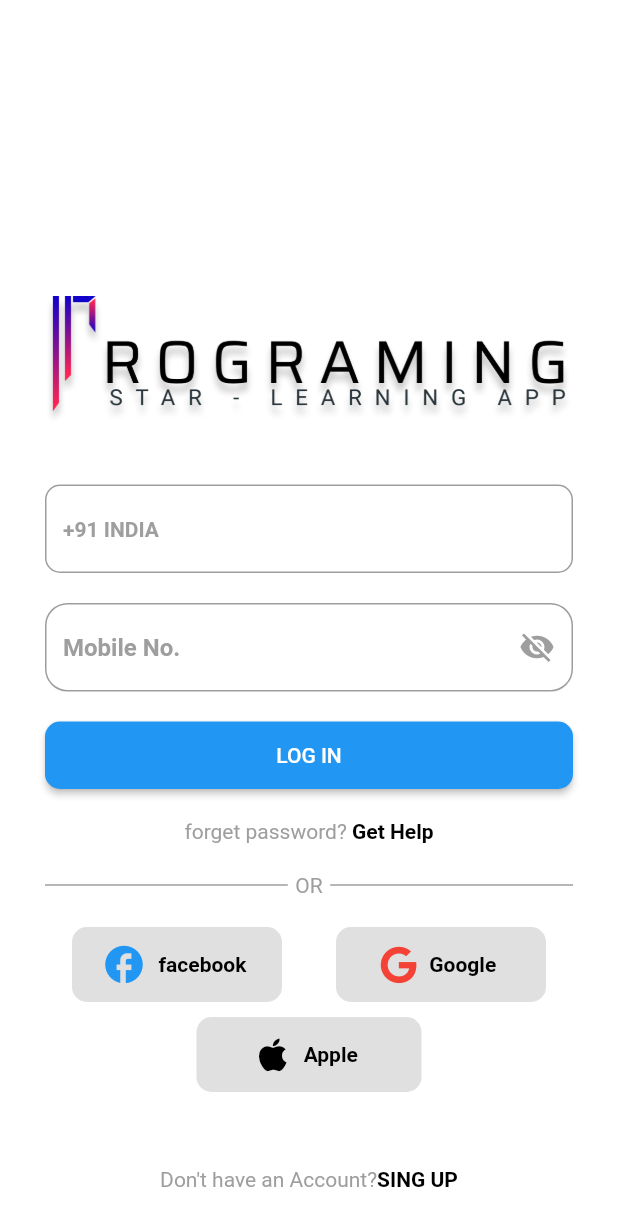
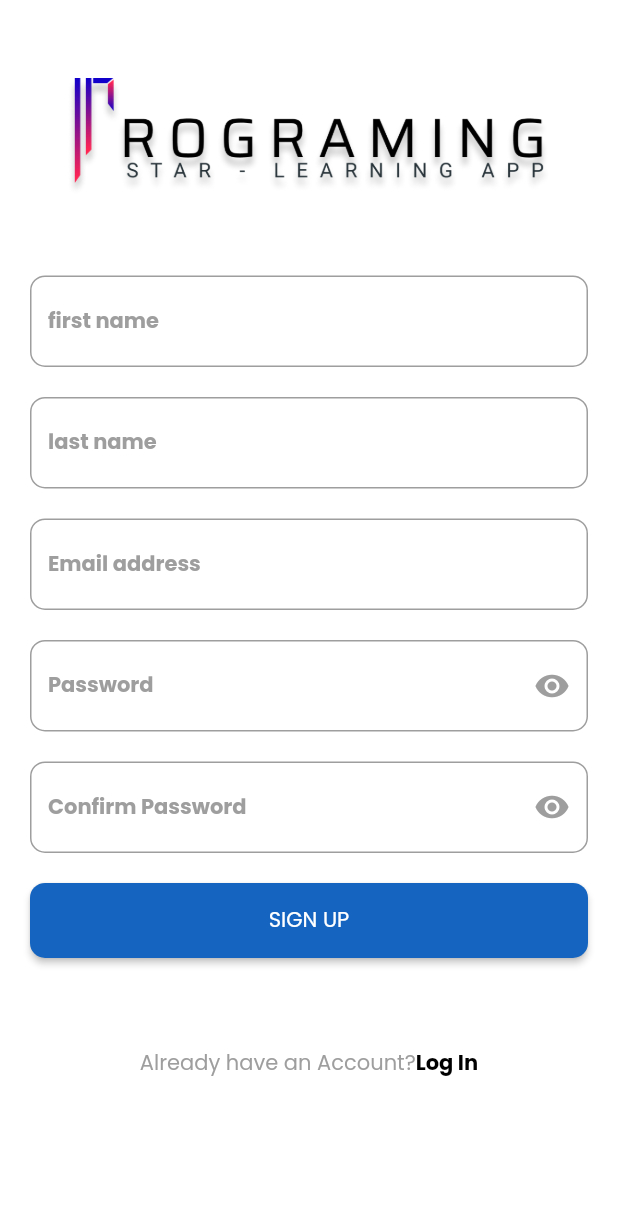
Before and after one commit to ArtisticWebDeveloper/lms_product, a Flutter app: the screen it shows after launch, after a tap on the "visibility" icon, after a tap on "SING UP", on a phone screen of 412 x 824 dp. Shown: the top 1226 px of the screen. Run offline on Flutter 3.47's test engine with Material 2 defaults, Android fonts, the phone set to English and light mode, and no system bars; our stand-ins replace font_awesome_flutter; Roboto replaces fonts that are missing (Times New Roman).

Commit message:
singup screen completed

```diff
--- a/lib/Pages/login.dart
+++ b/lib/Pages/login.dart
@@ -121,7 +121,7 @@ class LoginWidget extends StatefulWidget {
 }
 
 class _LoginWidgetState extends State<LoginWidget> {
-  final TextEditingController email = TextEditingController(text: "");
+  final TextEditingController phoneNumber = TextEditingController(text: "");
   final TextEditingController password = TextEditingController(text: "");
   bool _isLoading = false;
   bool _isPasswordVisible = false; // Added for password visibility
@@ -134,7 +134,7 @@ class _LoginWidgetState extends State<LoginWidget> {
     // Simulate a delay of 3 seconds before the form is submitted
     await Future.delayed(const Duration(seconds: 3));
 
-    if (email.text.isEmpty || password.text.isEmpty) {
+    if (phoneNumber.text.isEmpty || password.text.isEmpty) {
       ScaffoldMessenger.of(context).showSnackBar(
         SnackBar(
           content: Text("Please fill in all fields"),
@@ -154,14 +154,16 @@ class _LoginWidgetState extends State<LoginWidget> {
   @override
   Widget build(BuildContext context) {
     return Scaffold(
-      body: Padding(
+      body: SingleChildScrollView(
+        child: Padding(
           padding: const EdgeInsets.all(30.0),
           child: Column(
-          mainAxisAlignment: MainAxisAlignment.end,
-          // mainAxisAlignment: MainAxisAlignment.center,
+            mainAxisAlignment: MainAxisAlignment.center,
             crossAxisAlignment: CrossAxisAlignment.center,
             children: [
-            Container(
+              Padding(
+                padding: const EdgeInsets.only(top: 30.0),
+                child: Container(
                   height: MediaQuery.of(context).size.height * 0.15,
                   width: double.infinity,
                   decoration: BoxDecoration(
@@ -171,9 +173,10 @@ class _LoginWidgetState extends State<LoginWidget> {
                     ),
                   ),
                 ),
+              ),
               const SizedBox(height: 20),
               TextField(
-              controller: email,
+                controller: phoneNumber,
                 keyboardType: TextInputType.phone,
                 decoration: InputDecoration(
                   hintText: '+91 INDIA',
@@ -181,7 +184,7 @@ class _LoginWidgetState extends State<LoginWidget> {
                     fontSize: 14,
                     color: Colors.grey,
                     fontWeight: FontWeight.bold,
-                  fontFamily: 'Times New Roman'
+                    fontFamily: 'Poppins'
                   ),
                   border: OutlineInputBorder(
                     borderSide: BorderSide(color: Colors.black, width: 2),
@@ -207,7 +210,7 @@ class _LoginWidgetState extends State<LoginWidget> {
                       hintStyle: const TextStyle(
                         color: Colors.grey,
                         fontWeight: FontWeight.bold,
-                      fontFamily: 'Times New Roman'
+                        fontFamily: 'Poppins'
                       ),
                       border: OutlineInputBorder(
                         borderSide: BorderSide(color: Colors.black, width: 2),
@@ -238,12 +241,12 @@ class _LoginWidgetState extends State<LoginWidget> {
                   onPressed: () {
                     submitForm();
                   },
-                child: const Text('LOG IN',style: TextStyle(fontFamily: 'Times New Roman'),),
+                  child: const Text('LOG IN',style: TextStyle(fontFamily: 'Poppins'),),
                   style: ElevatedButton.styleFrom(
                     shape: RoundedRectangleBorder(
                       borderRadius: BorderRadius.circular(10.0),
                     ),
-                  primary: Colors.blue,
+                    primary: Colors.blue[800],
                     onPrimary: Colors.white,
                   ),
                 ),
@@ -252,13 +255,13 @@ class _LoginWidgetState extends State<LoginWidget> {
                 height: 20,
               ),
               Row(mainAxisAlignment: MainAxisAlignment.center, children: [
-              Text("forget password? ",style: TextStyle(color: Colors.grey,fontFamily: 'Times New Roman'),),
+                Text("forget password? ",style: TextStyle(color: Colors.grey,fontFamily: 'Poppins'),),
                 InkWell(
                     onTap: () {},
                     child: const Text(
                       'Get Help',
                       style: TextStyle(
-                        color: Colors.black, fontWeight: FontWeight.bold, fontFamily: 'Times New Roman'),
+                          color: Colors.black, fontWeight: FontWeight.bold, fontFamily: 'Poppins'),
                     ))
               ]),
               const SizedBox(height: 20),
@@ -272,7 +275,7 @@ class _LoginWidgetState extends State<LoginWidget> {
                   ),
                   Padding(
                     padding: EdgeInsets.symmetric(horizontal: 5.0),
-                  child: Text('OR', style: TextStyle(color: Colors.grey, fontFamily: 'Times New Roman')),
+                    child: Text('OR', style: TextStyle(color: Colors.grey, fontFamily: 'Poppins')),
                   ),
                   Expanded(
                     child: Divider(
@@ -300,7 +303,7 @@ class _LoginWidgetState extends State<LoginWidget> {
                   label: const Text(
                     'facebook',
                     style: TextStyle(
-                      color: Colors.black, fontWeight: FontWeight.bold,fontFamily: 'Times New Roman'),
+                        color: Colors.black, fontWeight: FontWeight.bold,fontFamily: 'Poppins'),
                   ),
                 ),
                 ElevatedButton.icon(
@@ -319,7 +322,7 @@ class _LoginWidgetState extends State<LoginWidget> {
                   label: const Text(
                     'Google',
                     style: TextStyle(
-                      color: Colors.black, fontWeight: FontWeight.bold,fontFamily: 'Times New Roman'),
+                        color: Colors.black, fontWeight: FontWeight.bold,fontFamily: 'Poppins'),
                   ),
                 )
               ]),
@@ -343,29 +346,31 @@ class _LoginWidgetState extends State<LoginWidget> {
                     label: const Text(
                       'Apple',
                       style: TextStyle(
-                        color: Colors.black, fontWeight: FontWeight.bold,fontFamily: 'Times New Roman'),
+                          color: Colors.black, fontWeight: FontWeight.bold,fontFamily: 'Poppins'),
                     ),
                   )
                 ],
               ),
               const SizedBox(
-              height: 50,
+                height: 65,
               ),
               Row(
                 mainAxisAlignment: MainAxisAlignment.center,
                 children: [
-
-                Text("Don't have an Account?",style: TextStyle(color: Colors.grey,fontFamily: 'Times New Roman'),),
+                  Text("Don't have an Account?",style: TextStyle(color: Colors.grey,fontFamily: 'Poppins'),),
                   InkWell(
-                  onTap: (){},
+                    onTap: (){
+                      Navigator.pushReplacementNamed(context,'/signup');
+                    },
                     child: Text('SING UP',style: TextStyle(color: Colors.black,fontWeight: FontWeight.bold,
-                  fontFamily: 'Times New Roman'),)
+                    fontFamily: 'Poppins'),)
                   )
                 ]
               )
             ],
           ),
         ),
+      ),
     );
   }
 }
--- /dev/null
+++ b/lib/Pages/signup.dart
@@ -0,0 +1,234 @@
+import 'package:flutter/material.dart';
+
+class SignUp extends StatefulWidget {
+  const SignUp({super.key});
+
+  @override
+  State<SignUp> createState() => _MyWidgetState();
+}
+
+class _MyWidgetState extends State<SignUp> {
+   final TextEditingController firstName = TextEditingController(text: "");
+   final TextEditingController lastName = TextEditingController(text: "");
+   final TextEditingController email = TextEditingController(text: "");
+   final TextEditingController phoneNumber = TextEditingController(text: "");
+   final TextEditingController password = TextEditingController(text: "");
+   final TextEditingController confirmPassword = TextEditingController(text: "");
+
+   bool _isPasswordVisible = false;
+   void togglePasswordVisibility() {
+    setState(() {
+      _isPasswordVisible = !_isPasswordVisible;
+    });
+  }
+
+  @override
+  Widget build(BuildContext context) {
+    return Scaffold(
+        body: SingleChildScrollView(
+          child: Padding(
+            padding: const EdgeInsets.all(20.0),
+            child: Center(
+              child: Column(
+                mainAxisAlignment: MainAxisAlignment.center,
+                children: [
+                  Padding(
+                    padding: const EdgeInsets.symmetric(vertical: 10.0, horizontal: 25.0),
+                    child: SizedBox(
+                      child: Container(
+                      height: MediaQuery.of(context).size.height * 0.15,
+                      width: double.infinity,
+                      decoration: const BoxDecoration(
+                        image: DecorationImage(
+                          image: AssetImage('assets/logo_app.png'),
+                          fit: BoxFit.contain,
+                        ),
+                      ),
+                                  ),
+                    ),
+                  ),
+                const SizedBox(height: 20),
+                TextField(
+                  controller: firstName,
+                  keyboardType: TextInputType.name,
+                  decoration: InputDecoration(hintText: "first name",
+                  hintStyle: const TextStyle(
+                    fontSize: 14,
+                    color: Colors.grey,
+                    fontWeight: FontWeight.bold,
+                    fontFamily: 'Poppins',
+                    ),
+                   border: OutlineInputBorder(
+                      borderSide: BorderSide(color: Colors.black, width: 2),
+                      borderRadius: BorderRadius.circular(10.0),
+                    ),
+                    focusedBorder: OutlineInputBorder(
+                      borderSide: BorderSide(color: Colors.black, width: 2),
+                      borderRadius: BorderRadius.circular(10.0),
+                    ),
+                  ),
+                ),
+                SizedBox(height: 20),
+                TextField(
+                  controller: lastName,
+                  keyboardType: TextInputType.name,
+                  decoration: InputDecoration(hintText: "last name",
+                  hintStyle: TextStyle(
+                    fontSize: 14,
+                    color: Colors.grey,
+                    fontWeight: FontWeight.bold,
+                    fontFamily: 'Poppins',
+                    ),
+                   border: OutlineInputBorder(
+                      borderSide: BorderSide(color: Colors.black, width: 2),
+                      borderRadius: BorderRadius.circular(10.0),
+                    ),
+                    focusedBorder: OutlineInputBorder(
+                      borderSide: BorderSide(color: Colors.black, width: 2),
+                      borderRadius: BorderRadius.circular(10.0),
+                    ),
+                  ),
+                ),
+                SizedBox(height: 20),
+                TextField(
+                  controller: email,
+                  keyboardType: TextInputType.emailAddress,
+                  decoration: InputDecoration(hintText: "Email address",
+                  hintStyle: TextStyle(
+                    fontSize: 14,
+                    color: Colors.grey,
+                    fontWeight: FontWeight.bold,
+                    fontFamily: 'Poppins',
+                    ),
+                    border: OutlineInputBorder(
+                      borderSide: BorderSide(color: Colors.black, width: 2),
+                      borderRadius: BorderRadius.circular(10.0),
+                    ),
+                    focusedBorder: OutlineInputBorder(
+                      borderSide: BorderSide(color: Colors.black, width: 2),
+                      borderRadius: BorderRadius.circular(10.0),
+                      ),
+                    )
+                  ),
+                  const SizedBox(height: 20),
+
+                  Stack(
+                    alignment: Alignment.centerRight,
+                    children: [
+                      TextField(
+                      controller: password,
+                      obscureText: _isPasswordVisible,
+                      decoration: InputDecoration(hintText: "Password",
+                      hintStyle: const TextStyle(
+                        fontSize: 14,
+                        color: Colors.grey,
+                        fontWeight: FontWeight.bold,
+                        fontFamily: 'Poppins',
+                        ),
+                        border: OutlineInputBorder(
+                          borderSide: const BorderSide(color: Colors.black, width: 2.0),
+                          borderRadius: BorderRadius.circular(10.0),
+                        ),
+                        focusedBorder: OutlineInputBorder(
+                          borderSide: BorderSide(color: Colors.black, width: 2.0),
+                          borderRadius: BorderRadius.circular(10.0),
+                        ),
+                      )
+                    ),
+                    IconButton(
+                      onPressed: togglePasswordVisibility,
+                      icon: Icon(_isPasswordVisible?
+                      Icons.visibility_off
+                      :Icons.visibility,
+                      color: Colors.grey,
+                      )
+                    )
+                    ]
+                  ),
+                  SizedBox(height: 20),
+                  Stack(
+                    alignment: Alignment.centerRight,
+                    children: [
+                      TextField(
+                      controller: confirmPassword,
+                      obscureText: _isPasswordVisible,
+                      decoration: InputDecoration(hintText: "Confirm Password",
+                      hintStyle: TextStyle(
+                        fontSize: 14,
+                        color: Colors.grey,
+                        fontWeight: FontWeight.bold,
+                        fontFamily: 'Poppins',
+                      ),
+                      border: OutlineInputBorder(
+                        borderSide: BorderSide(color: Colors.black, width: 2),
+                        borderRadius: BorderRadius.circular(10.0),
+                      ),
+                      focusedBorder: OutlineInputBorder(
+                        borderSide: BorderSide(color: Colors.black, width: 2),
+                        borderRadius: BorderRadius.circular(10.0),
+                      ),
+                      ),
+                    ),
+                    IconButton(
+                      onPressed: togglePasswordVisibility,
+                      icon: Icon(_isPasswordVisible?
+                      Icons.visibility_off
+                      :Icons.visibility,
+                      color: Colors.grey,
+                      )
+                    )
+                    ]
+                  ),
+                  SizedBox(height: 20,),
+                  SizedBox(
+                    width:double.infinity,
+                    height: 50,
+                    child: ElevatedButton(
+                      onPressed: () {
+                        Navigator.pushReplacementNamed(context, '/login');
+                      },
+                      child: Text(
+                        " SIGN UP ",
+                        style: TextStyle(
+                          fontFamily: 'Poppins',
+                          color: Colors.white
+                        ),
+                      ),
+                      style: ElevatedButton.styleFrom(
+                        shape: RoundedRectangleBorder(
+                          borderRadius: BorderRadius.circular(10.0),
+                        ),
+                        backgroundColor: Colors.blue[800],
+                      )
+                      ),
+
+                  ),
+                  SizedBox(height: 60,),
+                   Row(
+                mainAxisAlignment: MainAxisAlignment.center,
+                children: [
+                  Column(
+                    mainAxisAlignment: MainAxisAlignment.end,
+                    children: [
+                      Text("Already have an Account?",style: TextStyle(color: Colors.grey,fontFamily: 'Poppins'),),
+                    ],
+                  ),
+                  InkWell(
+                    onTap: (){
+                      Navigator.pushReplacementNamed(context,'/login');
+                    },
+                    child: Text('Log In',
+                    style: TextStyle(color: Colors.black,fontWeight: FontWeight.bold,
+                    fontFamily: 'Poppins'),
+                    )
+                  )
+                ]
+              )
+                ]
+              ),
+            ),
+          ),
+        )
+    );
+  }
+}
--- a/lib/Pages/splash_screen.dart
+++ b/lib/Pages/splash_screen.dart
@@ -1,5 +1,4 @@
 import 'package:flutter/material.dart';
-import 'package:lms_product/Pages/HomeScreen.dart';
 import 'package:lms_product/Pages/login.dart';
 
 class SplashScreen extends StatelessWidget {
--- a/lib/main.dart
+++ b/lib/main.dart
@@ -1,6 +1,7 @@
 import 'package:flutter/material.dart';
 import 'package:lms_product/Pages/HomeScreen.dart';
 import 'package:lms_product/Pages/login.dart';
+import 'package:lms_product/Pages/signup.dart';
 import 'package:lms_product/Pages/splash_screen.dart';
 
 
@@ -29,6 +30,7 @@ class MyApp extends StatelessWidget {
       routes: {
         '/home': (context) => HomeScreen(),
         '/login':(context) => LoginWidget(),
+        '/signup':(context) => SignUp(),
       },
     );
   }
```
Also changed, not shown: pubspec.yaml (+7 -0 lines), fonts/Poppins-Bold.ttf (added), fonts/Poppins-BoldItalic.ttf (added), fonts/Poppins-Italic.ttf (added), fonts/Poppins-Regular.ttf (added). Lines whose indentation alone changed are shown as unchanged.
